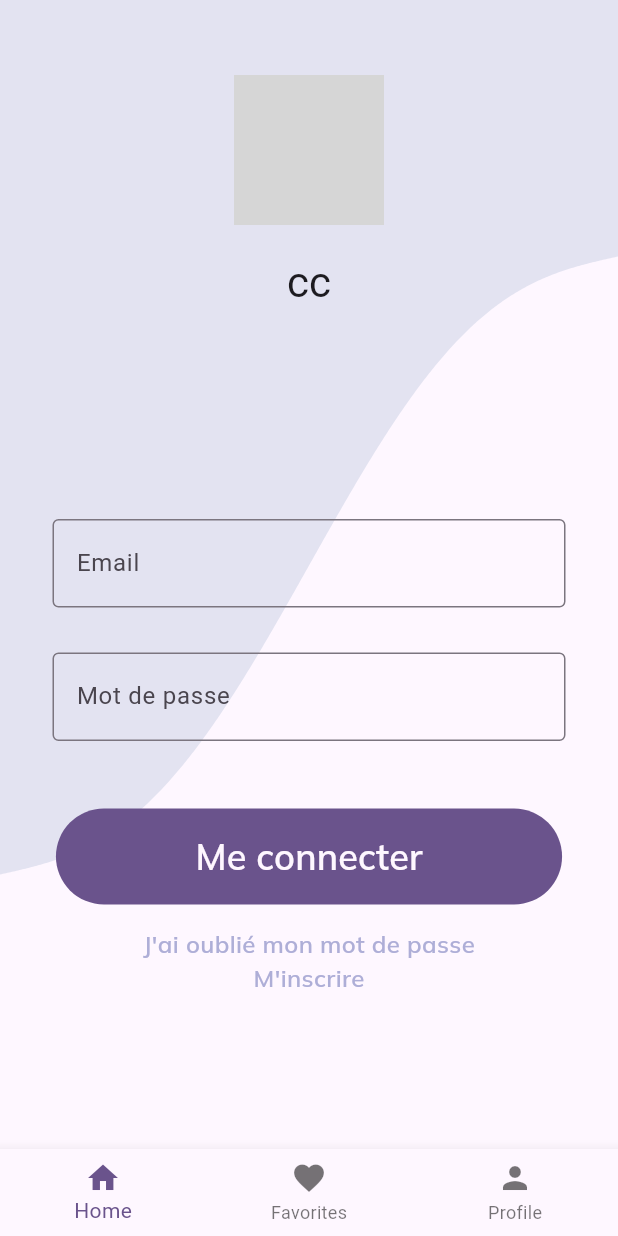
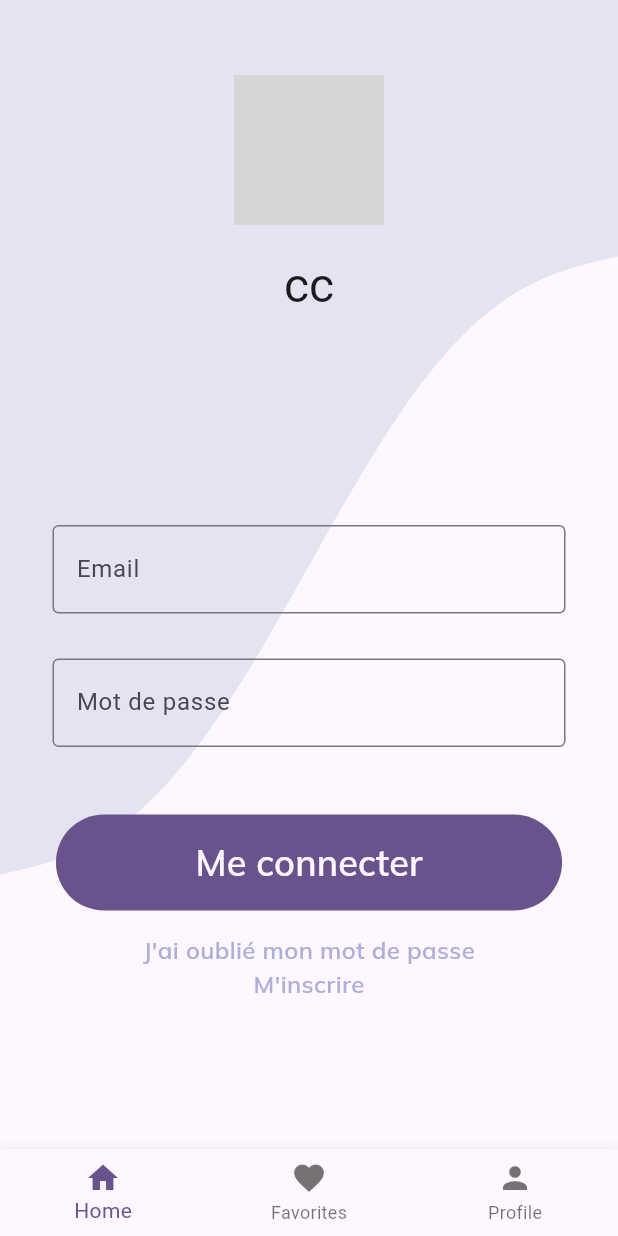
Before and after one commit to MyApero/HOD-App, a Flutter app: the screen it shows after launch, on a phone screen of 412 x 824 dp. Run offline on Flutter 3.47's test engine with Material 3 defaults, Android fonts, the phone set to English and light mode, and no system bars; grey boxes are pictures that could not be loaded.

Commit message:
[REMOVE] headline4 -> headlineLarge

```diff
--- a/lib/widgets/app_background.dart
+++ b/lib/widgets/app_background.dart
@@ -42,7 +42,7 @@ class AppBackground extends StatelessWidget {
                 padding: const EdgeInsets.all(20),
                 child: Text(
                   "cc",
-                  style: Theme.of(context).textTheme.headline4,
+                  style: Theme.of(context).textTheme.headlineLarge,
                 ),
               ),
               Container(
```
